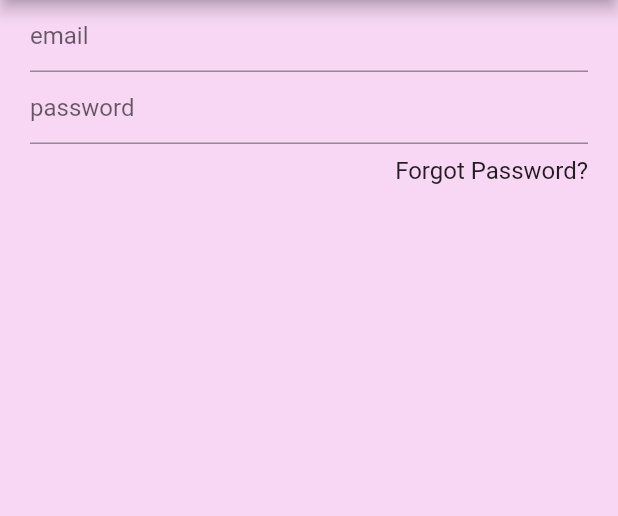
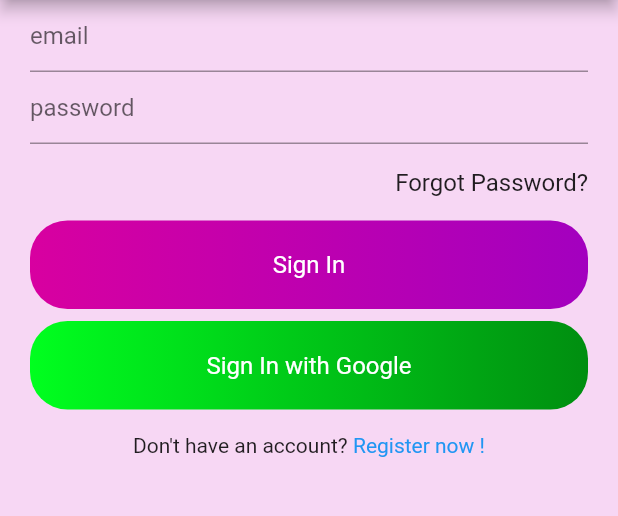
Before and after one commit to AAAAAAAHSAN/Chat_App_Flutter, a Flutter app: the screen it shows after launch, on a phone screen of 412 x 824 dp, the part 84-600 px from its top. Run offline on Flutter 3.47's test engine with Material 2 defaults, Android fonts, the phone set to English and light mode, and no system bars.

Commit message:
designing sign in page

```diff
--- a/lib/views/signin.dart
+++ b/lib/views/signin.dart
@@ -25,7 +25,7 @@ class _SignInState extends State<SignIn> {
                   hintText: "password"
               ),
             ),
-            SizedBox(height: 8,),
+            SizedBox(height: 16,),
             Container(
               alignment: Alignment.centerRight,
               child: Container(
@@ -34,8 +34,55 @@ class _SignInState extends State<SignIn> {
                 ),
                 ),
               ),
+
+            ),
+            SizedBox(height: 16,),
+            Container(
+              alignment: Alignment.center,
+              width: MediaQuery.of(context).size.width,
+              padding: EdgeInsets.symmetric(vertical: 20),
+              decoration: BoxDecoration(
+                gradient: LinearGradient(
+                  colors: [
+                    const Color(0xffD800A0),
+                    const Color(0xffA300BF)
+                  ],
+                ),
+                borderRadius: BorderRadius.circular(25)
+              ),
+              child: Text("Sign In", style: TextStyle(
+                fontSize: 16,
+                color: Colors.white
+              ),),
+            ),
+            SizedBox(height: 8,),
+            Container(
+              alignment: Alignment.center,
+              width: MediaQuery.of(context).size.width,
+              padding: EdgeInsets.symmetric(vertical: 20),
+              decoration: BoxDecoration(
+                // we can also give just color without gradient
+                  gradient: LinearGradient(
+                    colors: [
+                      const Color(0xff00ff1f),
+                      const Color(0xff008e10)
+                    ],
+                  ),
+                  borderRadius: BorderRadius.circular(25)
+              ),
+              child: Text("Sign In with Google", style: TextStyle(
+                  fontSize: 16,
+                color: Colors.white
+              ),),
+            ),
+            SizedBox(height: 16,),
+            Row(
+              mainAxisAlignment: MainAxisAlignment.center,
+              children: [
+                Text("Don't have an account? "),
+                Text("Register now !",style: TextStyle(color: Colors.blue),),
+              ],
             )
-
           ],
         ),
       ),
```
